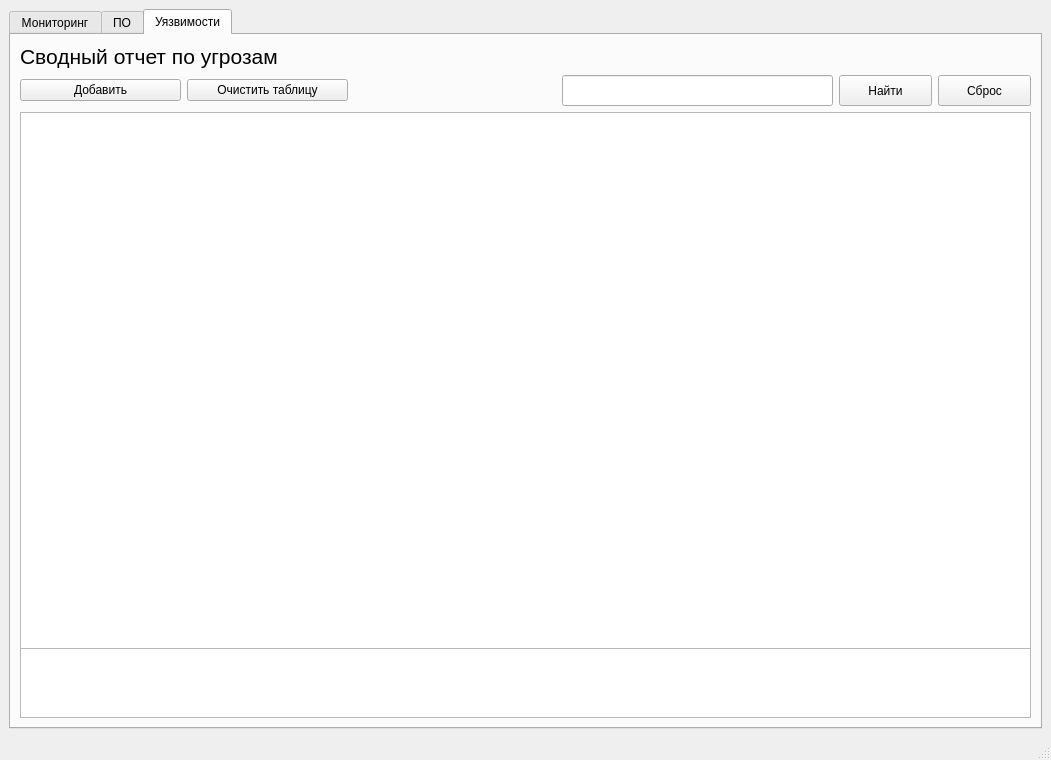
Old version of the form graf.ui in the repository arukeny/monitoring_cve.
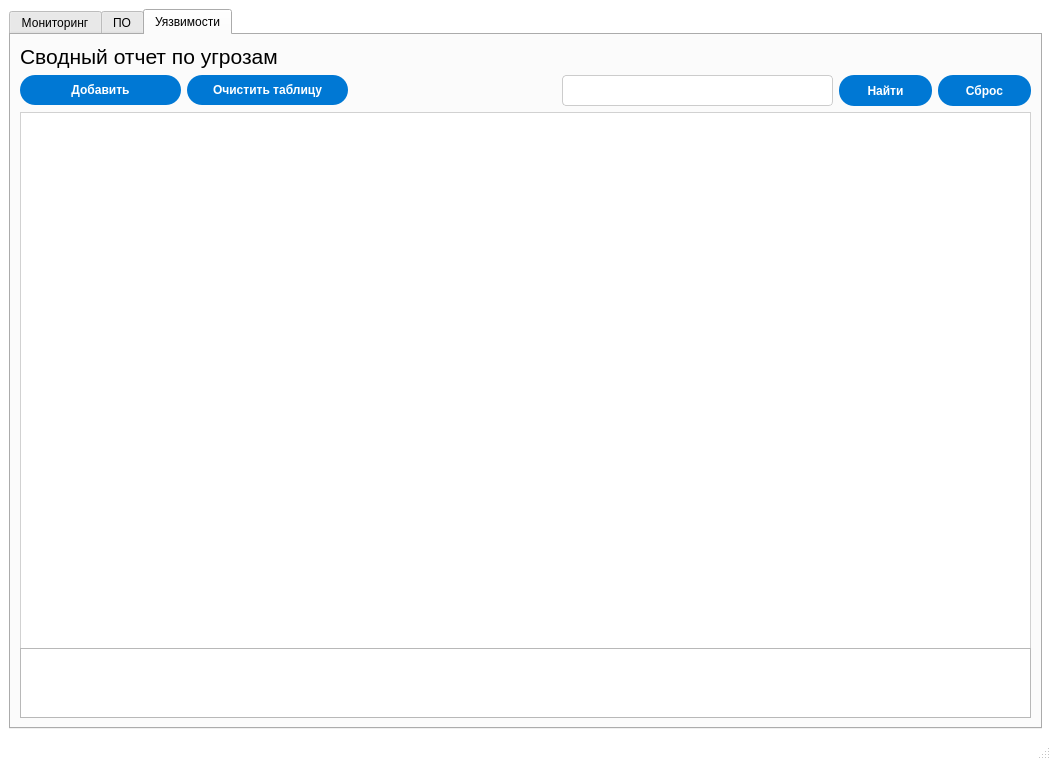
New version of the form. The open tabs and pages were chosen to show the change.

Diff of the .ui file:
```diff
--- a/graf.ui
+++ b/graf.ui
@@ -17,7 +17,55 @@
    </size>
   </property>
   <property name="windowTitle">
-   <string>MainWindow</string>
+   <string>Vulnerability Scanner</string>
+  </property>
+  <property name="styleSheet">
+   <string notr="true">QMainWindow {
+    background-color: white;
+}
+
+QPushButton {
+    background-color: #0078D4; /* Акцентный синий цвет */
+    color: white; /* Белый текст */
+    border-radius: 15px; /* Степень закругления */
+    padding: 8px 16px;
+    font-weight: bold;
+    border: none;
+}
+
+QPushButton:hover {
+    background-color: #2B88D8; /* Цвет при наведении (чуть светлее) */
+}
+
+QPushButton:pressed {
+    background-color: #005A9E; /* Цвет при нажатии (темнее) */
+}
+
+QTableWidget {
+    gridline-color: #E0E0E0;
+    border: 1px solid #D1D1D1;
+    selection-background-color: #CCE4F7;
+    selection-color: black;
+}
+
+QHeaderView::section {
+    background-color: #F3F3F3;
+    padding: 4px;
+    border: 1px solid #E0E0E0;
+    font-weight: bold;
+}
+
+/* Поля ввода (строка поиска) */
+QLineEdit {
+    border: 1px solid #CCCCCC;
+    border-radius: 4px;
+    padding: 4px;
+    background-color: #FFFFFF;
+}
+
+QLineEdit:focus {
+    border: 1px solid #0078D4;
+}</string>
   </property>
   <widget class="QWidget" name="centralwidget">
    <property name="minimumSize">
@@ -35,6 +83,11 @@
         <height>31</height>
        </size>
       </property>
+      <property name="font">
+       <font>
+        <pointsize>9</pointsize>
+       </font>
+      </property>
       <property name="currentIndex">
        <number>0</number>
       </property>
@@ -413,7 +466,7 @@
            </layout>
           </item>
           <item>
-           <spacer name="verticalSpacer_7">
+           <spacer name="verticalSpacer_3">
             <property name="orientation">
              <enum>Qt::Vertical</enum>
             </property>
@@ -517,19 +570,6 @@
             </item>
            </layout>
           </item>
-          <item>
-           <spacer name="verticalSpacer_8">
-            <property name="orientation">
-             <enum>Qt::Vertical</enum>
-            </property>
-            <property name="sizeHint" stdset="0">
-             <size>
-              <width>20</width>
-              <height>40</height>
-             </size>
-            </property>
-           </spacer>
-          </item>
           <item>
            <widget class="QTableWidget" name="table_vulnerabilities">
             <property name="minimumSize">
```
Left out of the diff: 31 changed lines with no effect on the pictures.
